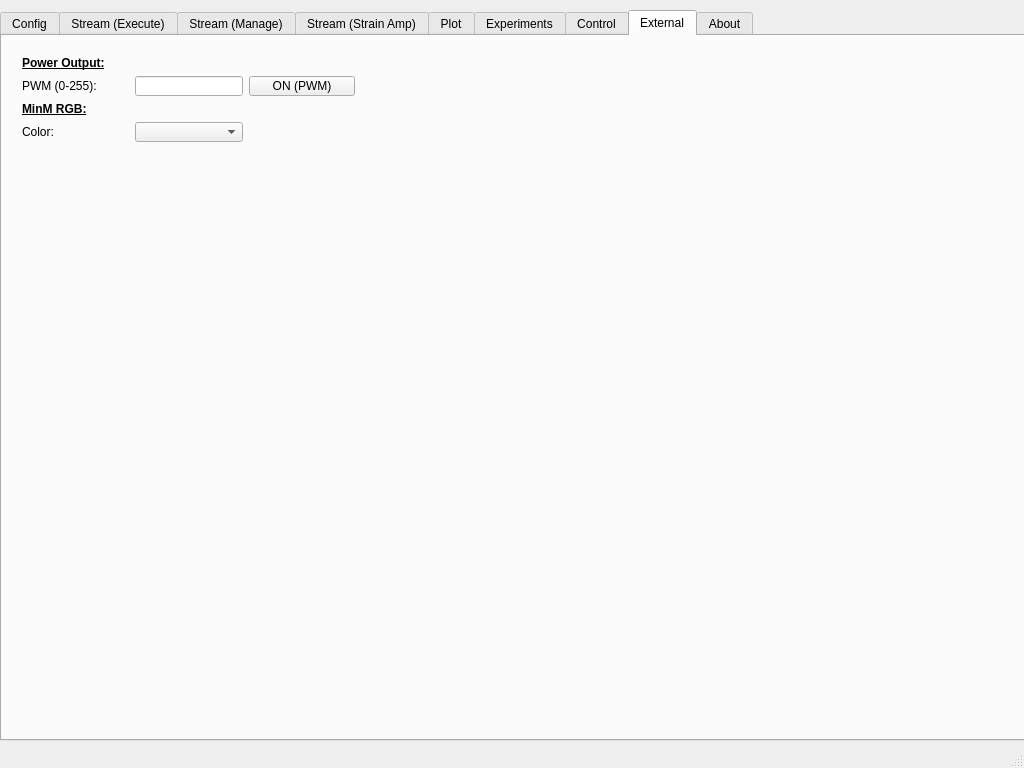
JFDuval/FlexSEA, file execute-gui-1/mainwindow.ui: the form before one commit.
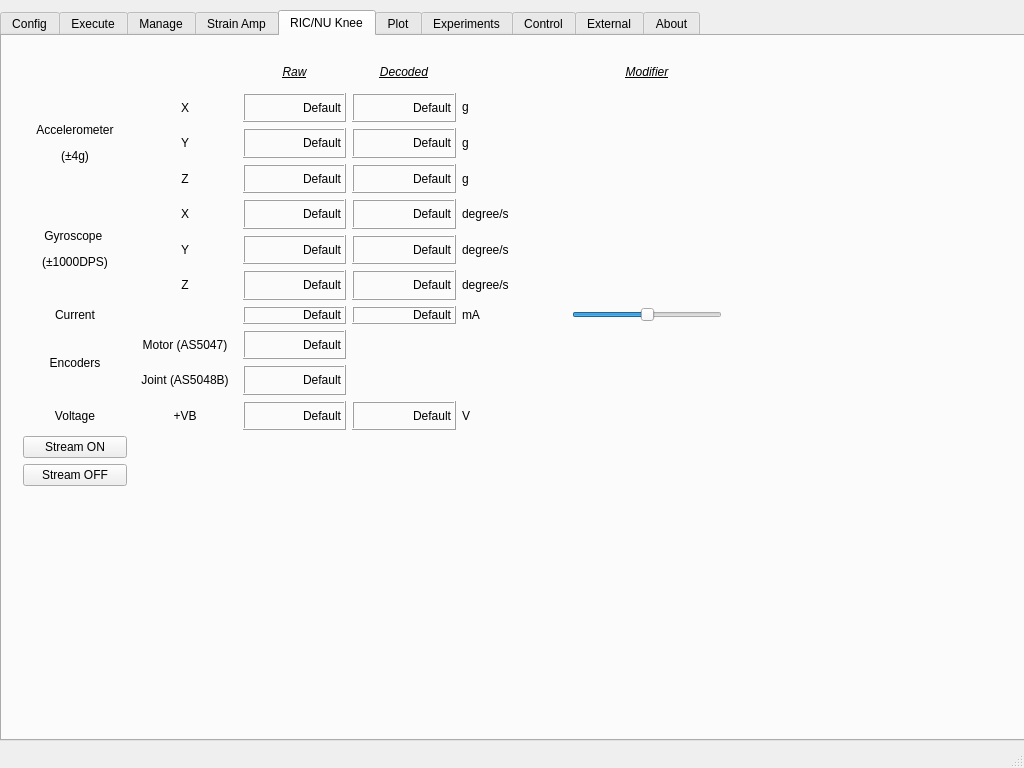
The form after the commit. Custom widgets are drawn as their Qt base class.

Commit message: Bug fix, + new RIC/NU Knee tab (WiP)

Patch:
```diff
--- a/execute-gui-1/mainwindow.ui
+++ b/execute-gui-1/mainwindow.ui
@@ -42,7 +42,7 @@
      </rect>
     </property>
     <property name="currentIndex">
-     <number>7</number>
+     <number>4</number>
     </property>
     <widget class="QWidget" name="config">
      <attribute name="title">
@@ -402,7 +402,7 @@
     </widget>
     <widget class="QWidget" name="stream_min">
      <attribute name="title">
-      <string>Stream (Execute)</string>
+      <string>Execute</string>
      </attribute>
      <widget class="QWidget" name="gridLayoutWidget_2">
       <property name="geometry">
@@ -1402,12 +1402,12 @@
     </widget>
     <widget class="QWidget" name="tab_2">
      <attribute name="title">
-      <string>Stream (Manage)</string>
+      <string>Manage</string>
      </attribute>
     </widget>
     <widget class="QWidget" name="tab">
      <attribute name="title">
-      <string>Stream (Strain Amp)</string>
+      <string>Strain Amp</string>
      </attribute>
      <widget class="QWidget" name="gridLayoutWidget_9">
       <property name="geometry">
@@ -1985,6 +1985,708 @@
       </layout>
      </widget>
     </widget>
+    <widget class="QWidget" name="tab_3">
+     <attribute name="title">
+      <string>RIC/NU Knee</string>
+     </attribute>
+     <widget class="QWidget" name="gridLayoutWidget_10">
+      <property name="geometry">
+       <rect>
+        <x>10</x>
+        <y>10</y>
+        <width>721</width>
+        <height>451</height>
+       </rect>
+      </property>
+      <layout class="QGridLayout" name="gridLayout_11">
+       <item row="10" column="0">
+        <widget class="QLabel" name="label_93">
+         <property name="layoutDirection">
+          <enum>Qt::LeftToRight</enum>
+         </property>
+         <property name="text">
+          <string>Voltage</string>
+         </property>
+         <property name="alignment">
+          <set>Qt::AlignCenter</set>
+         </property>
+        </widget>
+       </item>
+       <item row="2" column="4">
+        <widget class="QLabel" name="label_imu_a_y_2">
+         <property name="text">
+          <string>g</string>
+         </property>
+        </widget>
+       </item>
+       <item row="1" column="4">
+        <widget class="QLabel" name="label_imu_a_x_2">
+         <property name="text">
+          <string>&lt;html&gt;&lt;head/&gt;&lt;body&gt;&lt;p&gt;g&lt;/p&gt;&lt;/body&gt;&lt;/html&gt;</string>
+         </property>
+        </widget>
+       </item>
+       <item row="7" column="4">
+        <widget class="QLabel" name="label_74">
+         <property name="text">
+          <string>mA</string>
+         </property>
+        </widget>
+       </item>
+       <item row="7" column="3">
+        <widget class="QLabel" name="ricnu_current_d">
+         <property name="autoFillBackground">
+          <bool>false</bool>
+         </property>
+         <property name="frameShape">
+          <enum>QFrame::Box</enum>
+         </property>
+         <property name="frameShadow">
+          <enum>QFrame::Raised</enum>
+         </property>
+         <property name="lineWidth">
+          <number>1</number>
+         </property>
+         <property name="text">
+          <string>Default</string>
+         </property>
+         <property name="alignment">
+          <set>Qt::AlignRight|Qt::AlignTrailing|Qt::AlignVCenter</set>
+         </property>
+        </widget>
+       </item>
+       <item row="1" column="0" rowspan="3">
+        <widget class="QLabel" name="label_76">
+         <property name="layoutDirection">
+          <enum>Qt::LeftToRight</enum>
+         </property>
+         <property name="text">
+          <string>&lt;html&gt;&lt;head/&gt;&lt;body&gt;&lt;p&gt;Accelerometer&lt;/p&gt;&lt;p&gt;(±4g)&lt;/p&gt;&lt;/body&gt;&lt;/html&gt;</string>
+         </property>
+         <property name="alignment">
+          <set>Qt::AlignCenter</set>
+         </property>
+        </widget>
+       </item>
+       <item row="5" column="4">
+        <widget class="QLabel" name="label_imu_g_y_2">
+         <property name="text">
+          <string>degree/s</string>
+         </property>
+        </widget>
+       </item>
+       <item row="4" column="0" rowspan="3">
+        <widget class="QLabel" name="label_81">
+         <property name="layoutDirection">
+          <enum>Qt::LeftToRight</enum>
+         </property>
+         <property name="text">
+          <string>&lt;html&gt;&lt;head/&gt;&lt;body&gt;&lt;p&gt;Gyroscope &lt;/p&gt;&lt;p&gt;(±1000DPS)&lt;/p&gt;&lt;/body&gt;&lt;/html&gt;</string>
+         </property>
+         <property name="alignment">
+          <set>Qt::AlignCenter</set>
+         </property>
+        </widget>
+       </item>
+       <item row="4" column="1">
+        <widget class="QLabel" name="label_80">
+         <property name="text">
+          <string>X</string>
+         </property>
+         <property name="alignment">
+          <set>Qt::AlignCenter</set>
+         </property>
+        </widget>
+       </item>
+       <item row="1" column="1">
+        <widget class="QLabel" name="label_82">
+         <property name="text">
+          <string>X</string>
+         </property>
+         <property name="alignment">
+          <set>Qt::AlignCenter</set>
+         </property>
+        </widget>
+       </item>
+       <item row="2" column="1">
+        <widget class="QLabel" name="label_83">
+         <property name="text">
+          <string>Y</string>
+         </property>
+         <property name="alignment">
+          <set>Qt::AlignCenter</set>
+         </property>
+        </widget>
+       </item>
+       <item row="6" column="1">
+        <widget class="QLabel" name="label_85">
+         <property name="text">
+          <string>Z</string>
+         </property>
+         <property name="alignment">
+          <set>Qt::AlignCenter</set>
+         </property>
+        </widget>
+       </item>
+       <item row="7" column="0">
+        <widget class="QLabel" name="label_87">
+         <property name="layoutDirection">
+          <enum>Qt::LeftToRight</enum>
+         </property>
+         <property name="text">
+          <string>Current</string>
+         </property>
+         <property name="alignment">
+          <set>Qt::AlignCenter</set>
+         </property>
+        </widget>
+       </item>
+       <item row="3" column="1">
+        <widget class="QLabel" name="label_89">
+         <property name="text">
+          <string>Z</string>
+         </property>
+         <property name="alignment">
+          <set>Qt::AlignCenter</set>
+         </property>
+        </widget>
+       </item>
+       <item row="5" column="1">
+        <widget class="QLabel" name="label_88">
+         <property name="text">
+          <string>Y</string>
+         </property>
+         <property name="alignment">
+          <set>Qt::AlignCenter</set>
+         </property>
+        </widget>
+       </item>
+       <item row="11" column="0">
+        <widget class="QPushButton" name="stream_RICNU_ONbutton">
+         <property name="text">
+          <string>Stream ON</string>
+         </property>
+        </widget>
+       </item>
+       <item row="12" column="0">
+        <widget class="QPushButton" name="stream_RICNU_OFFbutton">
+         <property name="text">
+          <string>Stream OFF</string>
+         </property>
+        </widget>
+       </item>
+       <item row="8" column="2">
+        <widget class="QLabel" name="ricnu_enc_mot">
+         <property name="autoFillBackground">
+          <bool>false</bool>
+         </property>
+         <property name="frameShape">
+          <enum>QFrame::Box</enum>
+         </property>
+         <property name="frameShadow">
+          <enum>QFrame::Raised</enum>
+         </property>
+         <property name="lineWidth">
+          <number>1</number>
+         </property>
+         <property name="text">
+          <string>Default</string>
+         </property>
+         <property name="alignment">
+          <set>Qt::AlignRight|Qt::AlignTrailing|Qt::AlignVCenter</set>
+         </property>
+        </widget>
+       </item>
+       <item row="1" column="2">
+        <widget class="QLabel" name="ricnu_accx">
+         <property name="autoFillBackground">
+          <bool>false</bool>
+         </property>
+         <property name="frameShape">
+          <enum>QFrame::Box</enum>
+         </property>
+         <property name="frameShadow">
+          <enum>QFrame::Raised</enum>
+         </property>
+         <property name="lineWidth">
+          <number>1</number>
+         </property>
+         <property name="text">
+          <string>Default</string>
+         </property>
+         <property name="alignment">
+          <set>Qt::AlignRight|Qt::AlignTrailing|Qt::AlignVCenter</set>
+         </property>
+        </widget>
+       </item>
+       <item row="2" column="2">
+        <widget class="QLabel" name="ricnu_accy">
+         <property name="autoFillBackground">
+          <bool>false</bool>
+         </property>
+         <property name="frameShape">
+          <enum>QFrame::Box</enum>
+         </property>
+         <property name="frameShadow">
+          <enum>QFrame::Raised</enum>
+         </property>
+         <property name="lineWidth">
+          <number>1</number>
+         </property>
+         <property name="text">
+          <string>Default</string>
+         </property>
+         <property name="alignment">
+          <set>Qt::AlignRight|Qt::AlignTrailing|Qt::AlignVCenter</set>
+         </property>
+        </widget>
+       </item>
+       <item row="3" column="2">
+        <widget class="QLabel" name="ricnu_accz">
+         <property name="autoFillBackground">
+          <bool>false</bool>
+         </property>
+         <property name="frameShape">
+          <enum>QFrame::Box</enum>
+         </property>
+         <property name="frameShadow">
+          <enum>QFrame::Raised</enum>
+         </property>
+         <property name="lineWidth">
+          <number>1</number>
+         </property>
+         <property name="text">
+          <string>Default</string>
+         </property>
+         <property name="alignment">
+          <set>Qt::AlignRight|Qt::AlignTrailing|Qt::AlignVCenter</set>
+         </property>
+        </widget>
+       </item>
+       <item row="9" column="2">
+        <widget class="QLabel" name="ricnu_enc_joint">
+         <property name="autoFillBackground">
+          <bool>false</bool>
+         </property>
+         <property name="frameShape">
+          <enum>QFrame::Box</enum>
+         </property>
+         <property name="frameShadow">
+          <enum>QFrame::Raised</enum>
+         </property>
+         <property name="lineWidth">
+          <number>1</number>
+         </property>
+         <property name="text">
+          <string>Default</string>
+         </property>
+         <property name="alignment">
+          <set>Qt::AlignRight|Qt::AlignTrailing|Qt::AlignVCenter</set>
+         </property>
+        </widget>
+       </item>
+       <item row="4" column="2">
+        <widget class="QLabel" name="ricnu_gyrox">
+         <property name="autoFillBackground">
+          <bool>false</bool>
+         </property>
+         <property name="frameShape">
+          <enum>QFrame::Box</enum>
+         </property>
+         <property name="frameShadow">
+          <enum>QFrame::Raised</enum>
+         </property>
+         <property name="lineWidth">
+          <number>1</number>
+         </property>
+         <property name="text">
+          <string>Default</string>
+         </property>
+         <property name="alignment">
+          <set>Qt::AlignRight|Qt::AlignTrailing|Qt::AlignVCenter</set>
+         </property>
+        </widget>
+       </item>
+       <item row="5" column="2">
+        <widget class="QLabel" name="ricnu_gyroy">
+         <property name="autoFillBackground">
+          <bool>false</bool>
+         </property>
+         <property name="frameShape">
+          <enum>QFrame::Box</enum>
+         </property>
+         <property name="frameShadow">
+          <enum>QFrame::Raised</enum>
+         </property>
+         <property name="lineWidth">
+          <number>1</number>
+         </property>
+         <property name="text">
+          <string>Default</string>
+         </property>
+         <property name="alignment">
+          <set>Qt::AlignRight|Qt::AlignTrailing|Qt::AlignVCenter</set>
+         </property>
+        </widget>
+       </item>
+       <item row="6" column="2">
+        <widget class="QLabel" name="ricnu_gyroz">
+         <property name="autoFillBackground">
+          <bool>false</bool>
+         </property>
+         <property name="frameShape">
+          <enum>QFrame::Box</enum>
+         </property>
+         <property name="frameShadow">
+          <enum>QFrame::Raised</enum>
+         </property>
+         <property name="lineWidth">
+          <number>1</number>
+         </property>
+         <property name="text">
+          <string>Default</string>
+         </property>
+         <property name="alignment">
+          <set>Qt::AlignRight|Qt::AlignTrailing|Qt::AlignVCenter</set>
+         </property>
+        </widget>
+       </item>
+       <item row="7" column="2">
+        <widget class="QLabel" name="ricnu_current">
+         <property name="autoFillBackground">
+          <bool>false</bool>
+         </property>
+         <property name="frameShape">
+          <enum>QFrame::Box</enum>
+         </property>
+         <property name="frameShadow">
+          <enum>QFrame::Raised</enum>
+         </property>
+         <property name="lineWidth">
+          <number>1</number>
+         </property>
+         <property name="text">
+          <string>Default</string>
+         </property>
+         <property name="alignment">
+          <set>Qt::AlignRight|Qt::AlignTrailing|Qt::AlignVCenter</set>
+         </property>
+        </widget>
+       </item>
+       <item row="2" column="3">
+        <widget class="QLabel" name="ricnu_accy_d">
+         <property name="autoFillBackground">
+          <bool>false</bool>
+         </property>
+         <property name="frameShape">
+          <enum>QFrame::Box</enum>
+         </property>
+         <property name="frameShadow">
+          <enum>QFrame::Raised</enum>
+         </property>
+         <property name="lineWidth">
+          <number>1</number>
+         </property>
+         <property name="text">
+          <string>Default</string>
+         </property>
+         <property name="alignment">
+          <set>Qt::AlignRight|Qt::AlignTrailing|Qt::AlignVCenter</set>
+         </property>
+        </widget>
+       </item>
+       <item row="6" column="3">
+        <widget class="QLabel" name="ricnu_gyroz_d">
+         <property name="autoFillBackground">
+          <bool>false</bool>
+         </property>
+         <property name="frameShape">
+          <enum>QFrame::Box</enum>
+         </property>
+         <property name="frameShadow">
+          <enum>QFrame::Raised</enum>
+         </property>
+         <property name="lineWidth">
+          <number>1</number>
+         </property>
+         <property name="text">
+          <string>Default</string>
+         </property>
+         <property name="alignment">
+          <set>Qt::AlignRight|Qt::AlignTrailing|Qt::AlignVCenter</set>
+         </property>
+        </widget>
+       </item>
+       <item row="4" column="3">
+        <widget class="QLabel" name="ricnu_gyrox_d">
+         <property name="autoFillBackground">
+          <bool>false</bool>
+         </property>
+         <property name="frameShape">
+          <enum>QFrame::Box</enum>
+         </property>
+         <property name="frameShadow">
+          <enum>QFrame::Raised</enum>
+         </property>
+         <property name="lineWidth">
+          <number>1</number>
+         </property>
+         <property name="text">
+          <string>Default</string>
+         </property>
+         <property name="alignment">
+          <set>Qt::AlignRight|Qt::AlignTrailing|Qt::AlignVCenter</set>
+         </property>
+        </widget>
+       </item>
+       <item row="1" column="3">
+        <widget class="QLabel" name="ricnu_accx_d">
+         <property name="autoFillBackground">
+          <bool>false</bool>
+         </property>
+         <property name="frameShape">
+          <enum>QFrame::Box</enum>
+         </property>
+         <property name="frameShadow">
+          <enum>QFrame::Raised</enum>
+         </property>
+         <property name="lineWidth">
+          <number>1</number>
+         </property>
+         <property name="text">
+          <string>Default</string>
+         </property>
+         <property name="alignment">
+          <set>Qt::AlignRight|Qt::AlignTrailing|Qt::AlignVCenter</set>
+         </property>
+        </widget>
+       </item>
+       <item row="10" column="4">
+        <widget class="QLabel" name="label_91">
+         <property name="text">
+          <string>V</string>
+         </property>
+        </widget>
+       </item>
+       <item row="3" column="3">
+        <widget class="QLabel" name="ricnu_accz_d">
+         <property name="autoFillBackground">
+          <bool>false</bool>
+         </property>
+         <property name="frameShape">
+          <enum>QFrame::Box</enum>
+         </property>
+         <property name="frameShadow">
+          <enum>QFrame::Raised</enum>
+         </property>
+         <property name="lineWidth">
+          <number>1</number>
+         </property>
+         <property name="text">
+          <string>Default</string>
+         </property>
+         <property name="alignment">
+          <set>Qt::AlignRight|Qt::AlignTrailing|Qt::AlignVCenter</set>
+         </property>
+        </widget>
+       </item>
+       <item row="10" column="1">
+        <widget class="QLabel" name="label_92">
+         <property name="layoutDirection">
+          <enum>Qt::LeftToRight</enum>
+         </property>
+         <property name="text">
+          <string>+VB</string>
+         </property>
+         <property name="alignment">
+          <set>Qt::AlignCenter</set>
+         </property>
+        </widget>
+       </item>
+       <item row="4" column="4">
+        <widget class="QLabel" name="label_imu_g_x_2">
+         <property name="text">
+          <string>degree/s</string>
+         </property>
+        </widget>
+       </item>
+       <item row="6" column="4">
+        <widget class="QLabel" name="label_imu_g_z_2">
+         <property name="text">
+          <string>degree/s</string>
+         </property>
+        </widget>
+       </item>
+       <item row="0" column="2">
+        <widget class="QLabel" name="label_94">
+         <property name="text">
+          <string>&lt;html&gt;&lt;head/&gt;&lt;body&gt;&lt;p&gt;&lt;span style=&quot; font-style:italic; text-decoration: underline;&quot;&gt;Raw&lt;/span&gt;&lt;/p&gt;&lt;/body&gt;&lt;/html&gt;</string>
+         </property>
+         <property name="alignment">
+          <set>Qt::AlignCenter</set>
+         </property>
+        </widget>
+       </item>
+       <item row="5" column="3">
+        <widget class="QLabel" name="ricnu_gyroy_d">
+         <property name="autoFillBackground">
+          <bool>false</bool>
+         </property>
+         <property name="frameShape">
+          <enum>QFrame::Box</enum>
+         </property>
+         <property name="frameShadow">
+          <enum>QFrame::Raised</enum>
+         </property>
+         <property name="lineWidth">
+          <number>1</number>
+         </property>
+         <property name="text">
+          <string>Default</string>
+         </property>
+         <property name="alignment">
+          <set>Qt::AlignRight|Qt::AlignTrailing|Qt::AlignVCenter</set>
+         </property>
+        </widget>
+       </item>
+       <item row="10" column="2">
+        <widget class="QLabel" name="ricnu_vb">
+         <property name="autoFillBackground">
+          <bool>false</bool>
+         </property>
+         <property name="frameShape">
+          <enum>QFrame::Box</enum>
+         </property>
+         <property name="frameShadow">
+          <enum>QFrame::Raised</enum>
+         </property>
+         <property name="lineWidth">
+          <number>1</number>
+         </property>
+         <property name="text">
+          <string>Default</string>
+         </property>
+         <property name="alignment">
+          <set>Qt::AlignRight|Qt::AlignTrailing|Qt::AlignVCenter</set>
+         </property>
+        </widget>
+       </item>
+       <item row="10" column="3">
+        <widget class="QLabel" name="ricnu_vb_d">
+         <property name="autoFillBackground">
+          <bool>false</bool>
+         </property>
+         <property name="frameShape">
+          <enum>QFrame::Box</enum>
+         </property>
+         <property name="frameShadow">
+          <enum>QFrame::Raised</enum>
+         </property>
+         <property name="lineWidth">
+          <number>1</number>
+         </property>
+         <property name="text">
+          <string>Default</string>
+         </property>
+         <property name="alignment">
+          <set>Qt::AlignRight|Qt::AlignTrailing|Qt::AlignVCenter</set>
+         </property>
+        </widget>
+       </item>
+       <item row="3" column="4">
+        <widget class="QLabel" name="label_imu_a_z_2">
+         <property name="text">
+          <string>g</string>
+         </property>
+        </widget>
+       </item>
+       <item row="0" column="3">
+        <widget class="QLabel" name="label_99">
+         <property name="text">
+          <string>&lt;html&gt;&lt;head/&gt;&lt;body&gt;&lt;p&gt;&lt;span style=&quot; font-style:italic; text-decoration: underline;&quot;&gt;Decoded&lt;/span&gt;&lt;/p&gt;&lt;/body&gt;&lt;/html&gt;</string>
+         </property>
+         <property name="alignment">
+          <set>Qt::AlignCenter</set>
+         </property>
+        </widget>
+       </item>
+       <item row="0" column="5">
+        <widget class="QLabel" name="label_100">
+         <property name="text">
+          <string>&lt;html&gt;&lt;head/&gt;&lt;body&gt;&lt;p&gt;&lt;span style=&quot; font-style:italic; text-decoration: underline;&quot;&gt;Modifier&lt;/span&gt;&lt;/p&gt;&lt;/body&gt;&lt;/html&gt;</string>
+         </property>
+         <property name="alignment">
+          <set>Qt::AlignCenter</set>
+         </property>
+        </widget>
+       </item>
+       <item row="7" column="5">
+        <widget class="QSlider" name="horizontalSlider_current_zero_2">
+         <property name="sizePolicy">
+          <sizepolicy hsizetype="Fixed" vsizetype="Fixed">
+           <horstretch>0</horstretch>
+           <verstretch>0</verstretch>
+          </sizepolicy>
+         </property>
+         <property name="minimumSize">
+          <size>
+           <width>150</width>
+           <height>0</height>
+          </size>
+         </property>
+         <property name="minimum">
+          <number>-125</number>
+         </property>
+         <property name="maximum">
+          <number>125</number>
+         </property>
+         <property name="orientation">
+          <enum>Qt::Horizontal</enum>
+         </property>
+        </widget>
+       </item>
+       <item row="8" column="1">
+        <widget class="QLabel" name="label_95">
+         <property name="layoutDirection">
+          <enum>Qt::LeftToRight</enum>
+         </property>
+         <property name="text">
+          <string>Motor (AS5047)</string>
+         </property>
+         <property name="alignment">
+          <set>Qt::AlignCenter</set>
+         </property>
+        </widget>
+       </item>
+       <item row="9" column="1">
+        <widget class="QLabel" name="label_96">
+         <property name="layoutDirection">
+          <enum>Qt::LeftToRight</enum>
+         </property>
+         <property name="text">
+          <string>Joint (AS5048B)</string>
+         </property>
+         <property name="alignment">
+          <set>Qt::AlignCenter</set>
+         </property>
+        </widget>
+       </item>
+       <item row="8" column="0" rowspan="2">
+        <widget class="QLabel" name="label_78">
+         <property name="layoutDirection">
+          <enum>Qt::LeftToRight</enum>
+         </property>
+         <property name="text">
+          <string>Encoders</string>
+         </property>
+         <property name="alignment">
+          <set>Qt::AlignCenter</set>
+         </property>
+        </widget>
+       </item>
+      </layout>
+     </widget>
+    </widget>
     <widget class="QWidget" name="plot">
      <attribute name="title">
       <string>Plot</string>
```
The commit also changes 6 other files.
